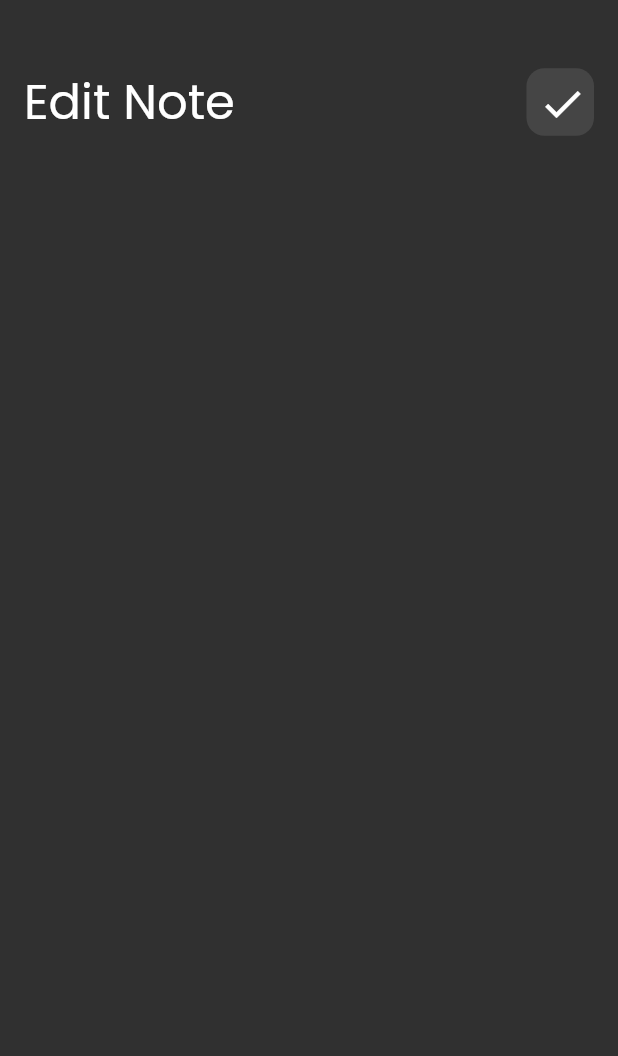
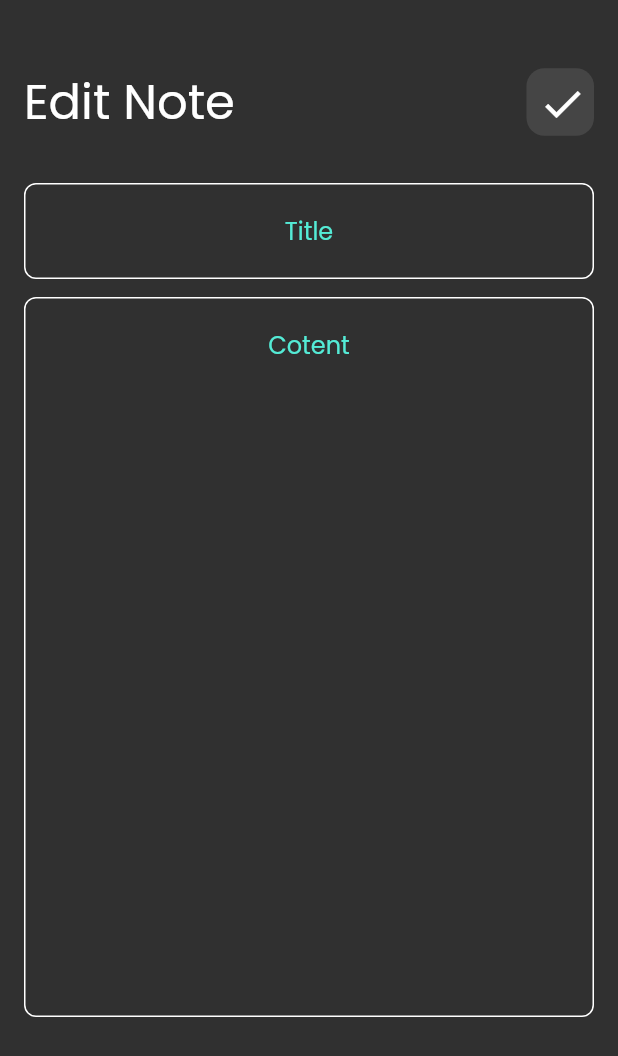
Before and after one commit to Awad-Safwat/notes_app, a Flutter app: the EditNotesView screen opened directly, on a phone screen of 412 x 824 dp. Shown: the top 1056 px of the screen. Run offline on Flutter 3.47's test engine with Material 2 defaults, Android fonts, the phone set to English and light mode, and no system bars.

Commit message:
added body to editNotes view

```diff
--- a/lib/main.dart
+++ b/lib/main.dart
@@ -12,7 +12,10 @@ class MyNotsApp extends StatelessWidget {
   Widget build(BuildContext context) {
     return MaterialApp(
       debugShowCheckedModeBanner: false,
-      theme: ThemeData(brightness: Brightness.dark, fontFamily: 'Poppins'),
+      theme: ThemeData(
+        brightness: Brightness.dark,
+        fontFamily: 'Poppins',
+      ),
       home: const NotesHomeView(),
     );
   }
--- a/lib/views/edit_notes_view.dart
+++ b/lib/views/edit_notes_view.dart
@@ -1,6 +1,7 @@
 import 'package:flutter/material.dart';
 
 import '../custome_widgets/app_bar.dart';
+import '../custome_widgets/custome_text_field.dart';
 
 class EditNotesView extends StatelessWidget {
   const EditNotesView({super.key});
@@ -21,7 +22,18 @@ class EditNotesView extends StatelessWidget {
               icon: Icons.check,
             ),
             SizedBox(
-              height: 10,
+              height: 30,
+            ),
+            CustomTextField(
+              maxLines: 1,
+              lableText: 'Title',
+            ),
+            SizedBox(
+              height: 12,
+            ),
+            CustomTextField(
+              maxLines: 20,
+              lableText: 'Cotent',
             ),
           ],
         ),
```
